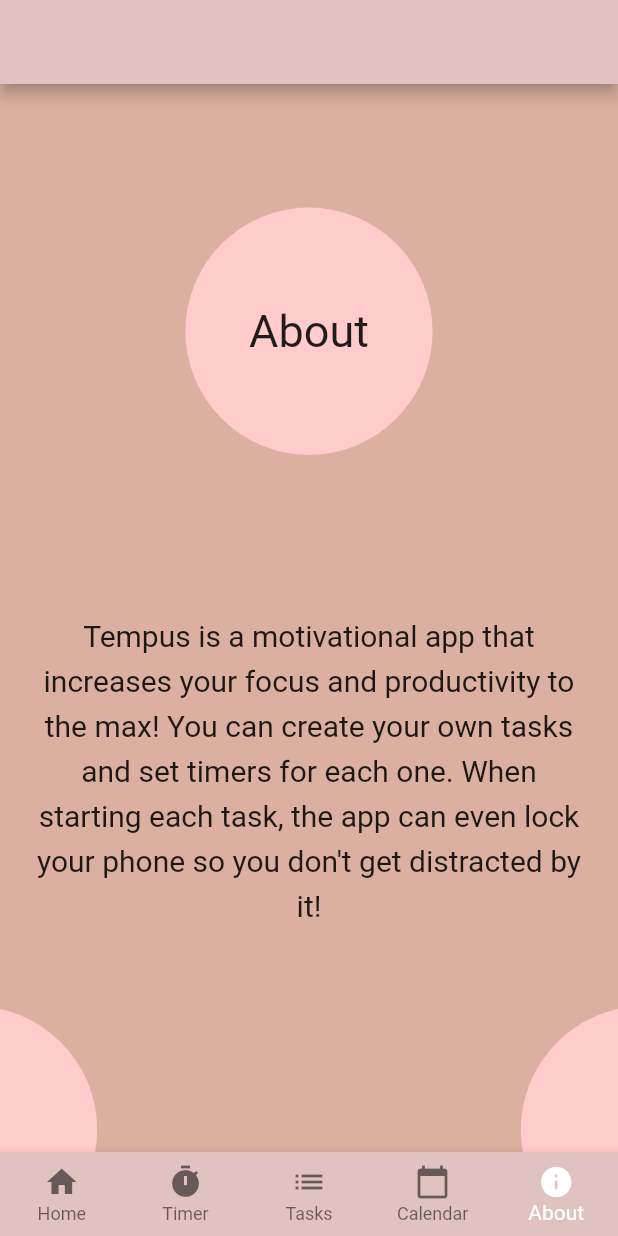
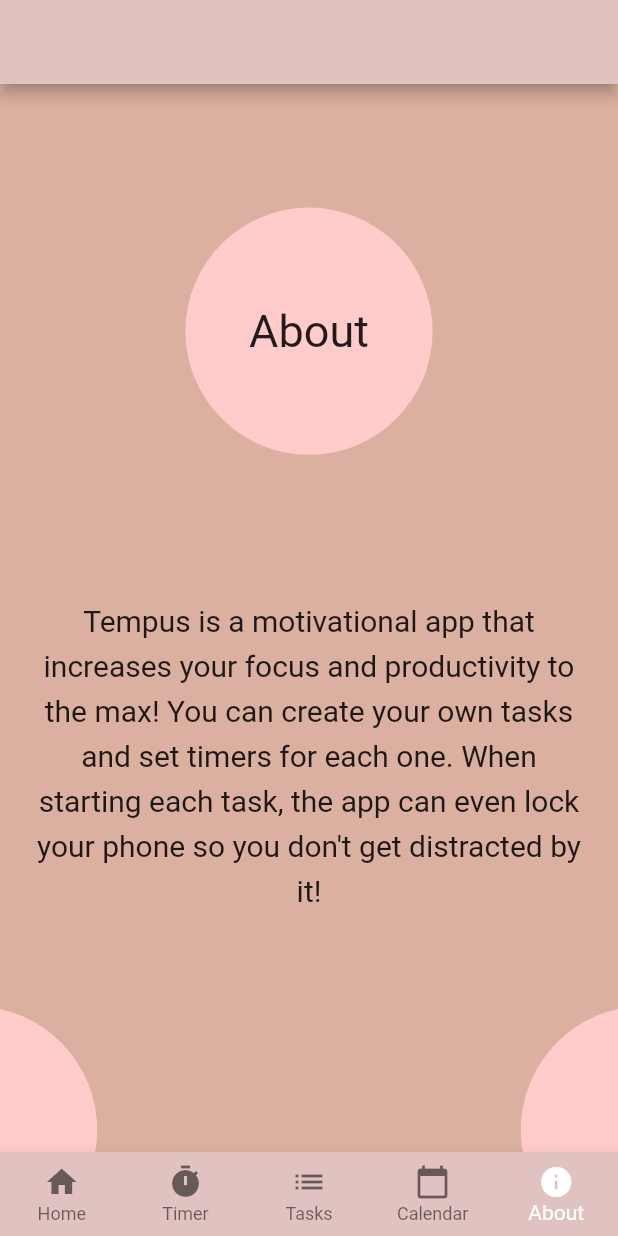
Before and after one commit to samderanova/tempus, a Flutter app: the screen it shows after launch, item 5 of the bottom bar chosen, on a phone screen of 412 x 824 dp. Run offline on Flutter 3.47's test engine with Material 2 defaults, Android fonts, the phone set to English and light mode, and no system bars; our stand-ins replace sqflite, table_calendar; accounts and stored records are empty; network calls fail.

Commit message:
updated padding fixes to about page

```diff
--- a/lib/about.dart
+++ b/lib/about.dart
@@ -31,11 +31,11 @@
           alignment: Alignment.center,
           child: Padding(
             child: Text(
-              "\n\n\n\nTempus is a motivational app that increases your focus and productivity to the max! You can create your own tasks and set timers for each one. When starting each task, the app can even lock your phone so you don't get distracted by it!",
+              "Tempus is a motivational app that increases your focus and productivity to the max! You can create your own tasks and set timers for each one. When starting each task, the app can even lock your phone so you don't get distracted by it!",
               style: TextStyle(fontSize: 20, height: 1.5),
               textAlign: TextAlign.center,
             ),
-            padding: EdgeInsets.fromLTRB(20, 100, 20, 20),
+            padding: EdgeInsets.fromLTRB(20, 200, 20, 20),
           ),
         ),
         Positioned(
```
